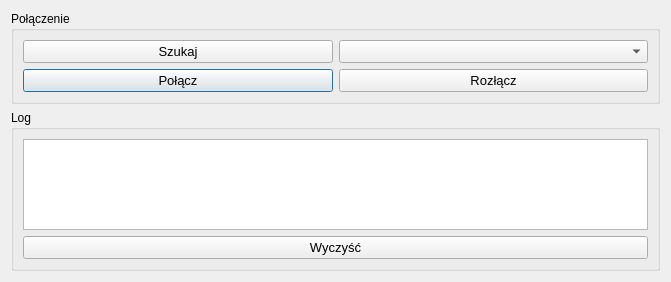
This is oknopolaczenia.ui in Wirgiliusz/FlyAndShoot as Qt 5 draws it before an edit. The edited form follows.
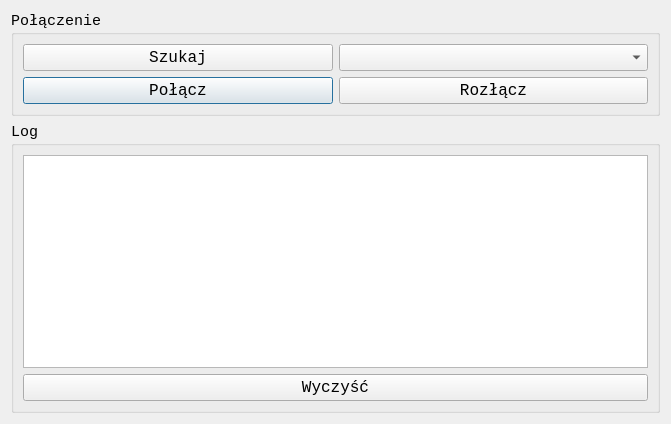
This is the edited form.

Patch:
```diff
--- a/oknopolaczenia.ui
+++ b/oknopolaczenia.ui
@@ -7,9 +7,14 @@
     <x>0</x>
     <y>0</y>
     <width>671</width>
-    <height>282</height>
+    <height>424</height>
    </rect>
   </property>
+  <property name="font">
+   <font>
+    <family>Courier New</family>
+   </font>
+  </property>
   <property name="windowTitle">
    <string>Fly and Shoot - połączenie</string>
   </property>
@@ -18,7 +23,8 @@
     <widget class="QGroupBox" name="groupBox">
      <property name="font">
       <font>
-       <pointsize>9</pointsize>
+       <family>Courier New</family>
+       <pointsize>11</pointsize>
       </font>
      </property>
      <property name="title">
@@ -29,7 +35,8 @@
        <widget class="QPushButton" name="pushButtonConnect">
         <property name="font">
          <font>
-          <pointsize>10</pointsize>
+          <family>Courier New</family>
+          <pointsize>12</pointsize>
          </font>
         </property>
         <property name="text">
@@ -41,7 +48,8 @@
        <widget class="QPushButton" name="pushButtonSearch">
         <property name="font">
          <font>
-          <pointsize>10</pointsize>
+          <family>Courier New</family>
+          <pointsize>12</pointsize>
          </font>
         </property>
         <property name="text">
@@ -53,7 +61,8 @@
        <widget class="QPushButton" name="pushButtonCloseConnection">
         <property name="font">
          <font>
-          <pointsize>10</pointsize>
+          <family>Courier New</family>
+          <pointsize>12</pointsize>
          </font>
         </property>
         <property name="text">
@@ -65,7 +74,8 @@
        <widget class="QComboBox" name="comboBoxDevices">
         <property name="font">
          <font>
-          <pointsize>10</pointsize>
+          <family>Courier New</family>
+          <pointsize>12</pointsize>
          </font>
         </property>
        </widget>
@@ -77,7 +87,8 @@
     <widget class="QGroupBox" name="groupBox_2">
      <property name="font">
       <font>
-       <pointsize>9</pointsize>
+       <family>Courier New</family>
+       <pointsize>11</pointsize>
       </font>
      </property>
      <property name="title">
@@ -85,13 +96,21 @@
      </property>
      <layout class="QGridLayout" name="gridLayout_4">
       <item row="0" column="0">
-       <widget class="QTextEdit" name="textEditLogs"/>
+       <widget class="QTextEdit" name="textEditLogs">
+        <property name="font">
+         <font>
+          <family>Courier New</family>
+          <pointsize>9</pointsize>
+         </font>
+        </property>
+       </widget>
       </item>
       <item row="1" column="0">
        <widget class="QPushButton" name="pushButtonLogsClear">
         <property name="font">
          <font>
-          <pointsize>10</pointsize>
+          <family>Courier New</family>
+          <pointsize>12</pointsize>
          </font>
         </property>
         <property name="text">
```
